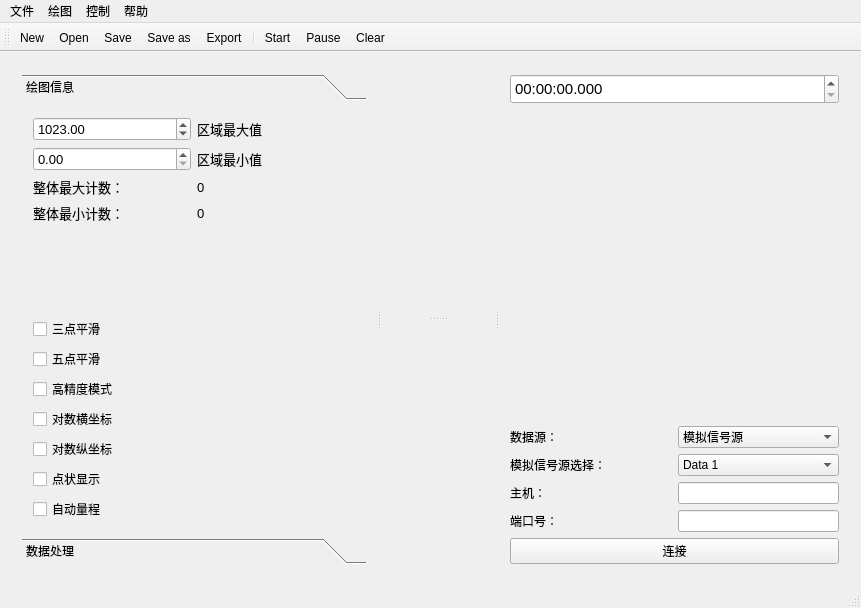
RockPie/Smally, file mainwindow.ui: the form before one commit.
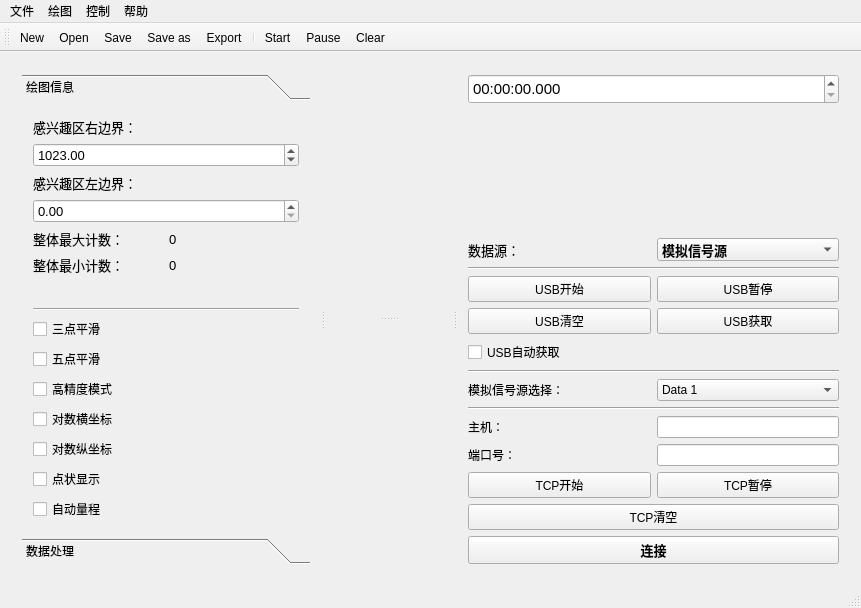
The form after the commit. Icons and pictures are not drawn.

```diff
--- a/mainwindow.ui
+++ b/mainwindow.ui
@@ -15,7 +15,7 @@
   </property>
   <widget class="QWidget" name="centralWidget">
    <layout class="QGridLayout" name="gridLayout">
-    <item row="0" column="0">
+    <item row="1" column="0">
      <widget class="QSplitter" name="leftSplitter">
       <property name="orientation">
        <enum>Qt::Horizontal</enum>
@@ -35,8 +35,8 @@
             <rect>
              <x>0</x>
              <y>0</y>
-             <width>211</width>
-             <height>410</height>
+             <width>391</width>
+             <height>431</height>
             </rect>
            </property>
            <property name="toolTip">
@@ -47,7 +47,19 @@
            </attribute>
            <layout class="QVBoxLayout" name="verticalLayout">
             <item>
-             <layout class="QHBoxLayout" name="horizontalLayout">
+             <layout class="QVBoxLayout" name="verticalLayout_5">
+              <item>
+               <widget class="QLabel" name="label_2">
+                <property name="font">
+                 <font>
+                  <pointsize>10</pointsize>
+                 </font>
+                </property>
+                <property name="text">
+                 <string>感兴趣区右边界：</string>
+                </property>
+               </widget>
+              </item>
               <item>
                <widget class="QDoubleSpinBox" name="XmaxSpinBox">
                 <property name="font">
@@ -63,34 +75,10 @@
                 </property>
                </widget>
               </item>
-              <item>
-               <widget class="QLabel" name="label_2">
-                <property name="font">
-                 <font>
-                  <pointsize>10</pointsize>
-                 </font>
-                </property>
-                <property name="text">
-                 <string>区域最大值</string>
-                </property>
-               </widget>
-              </item>
              </layout>
             </item>
             <item>
-             <layout class="QHBoxLayout" name="horizontalLayout_4">
-              <item>
-               <widget class="QDoubleSpinBox" name="XminSpinBox">
-                <property name="font">
-                 <font>
-                  <pointsize>10</pointsize>
-                 </font>
-                </property>
-                <property name="maximum">
-                 <double>10000.000000000000000</double>
-                </property>
-               </widget>
-              </item>
+             <layout class="QVBoxLayout" name="verticalLayout_4">
               <item>
                <widget class="QLabel" name="label_3">
                 <property name="font">
@@ -99,7 +87,19 @@
                  </font>
                 </property>
                 <property name="text">
-                 <string>区域最小值</string>
+                 <string>感兴趣区左边界：</string>
+                </property>
+               </widget>
+              </item>
+              <item>
+               <widget class="QDoubleSpinBox" name="XminSpinBox">
+                <property name="font">
+                 <font>
+                  <pointsize>10</pointsize>
+                 </font>
+                </property>
+                <property name="maximum">
+                 <double>10000.000000000000000</double>
                 </property>
                </widget>
               </item>
@@ -174,6 +174,13 @@
               </property>
              </spacer>
             </item>
+            <item>
+             <widget class="Line" name="line_2">
+              <property name="orientation">
+               <enum>Qt::Horizontal</enum>
+              </property>
+             </widget>
+            </item>
             <item>
              <layout class="QHBoxLayout" name="horizontalLayout_6">
               <item>
@@ -351,7 +358,7 @@
         </widget>
        </widget>
        <widget class="QWidget" name="verticalLayoutWidget">
-        <layout class="QVBoxLayout" name="RightLay" stretch="0,0,0,0,0,0,0">
+        <layout class="QVBoxLayout" name="RightLay" stretch="0,0,0,0,0,0,0,0,0,0,0,0,0,0,0">
          <item>
           <widget class="QTimeEdit" name="MaintimeEdit">
            <property name="minimumSize">
@@ -390,6 +397,11 @@
           <layout class="QHBoxLayout" name="horizontalLayout_14">
            <item>
             <widget class="QLabel" name="label_7">
+             <property name="font">
+              <font>
+               <pointsize>10</pointsize>
+              </font>
+             </property>
              <property name="text">
               <string>数据源：</string>
              </property>
@@ -409,6 +421,13 @@
                <height>0</height>
               </size>
              </property>
+             <property name="font">
+              <font>
+               <pointsize>10</pointsize>
+               <weight>75</weight>
+               <bold>true</bold>
+              </font>
+             </property>
              <item>
               <property name="text">
                <string>模拟信号源</string>
@@ -423,6 +442,63 @@
            </item>
           </layout>
          </item>
+         <item>
+          <widget class="Line" name="line_3">
+           <property name="orientation">
+            <enum>Qt::Horizontal</enum>
+           </property>
+          </widget>
+         </item>
+         <item>
+          <layout class="QHBoxLayout" name="horizontalLayout_17">
+           <item>
+            <widget class="QPushButton" name="USBstartButton">
+             <property name="text">
+              <string>USB开始</string>
+             </property>
+            </widget>
+           </item>
+           <item>
+            <widget class="QPushButton" name="USBpauseButton">
+             <property name="text">
+              <string>USB暂停</string>
+             </property>
+            </widget>
+           </item>
+          </layout>
+         </item>
+         <item>
+          <layout class="QHBoxLayout" name="horizontalLayout_18">
+           <item>
+            <widget class="QPushButton" name="USBclearButton">
+             <property name="text">
+              <string>USB清空</string>
+             </property>
+            </widget>
+           </item>
+           <item>
+            <widget class="QPushButton" name="USBfetchButton">
+             <property name="text">
+              <string>USB获取</string>
+             </property>
+            </widget>
+           </item>
+          </layout>
+         </item>
+         <item>
+          <widget class="QCheckBox" name="USBAutoBox">
+           <property name="text">
+            <string>USB自动获取</string>
+           </property>
+          </widget>
+         </item>
+         <item>
+          <widget class="Line" name="line">
+           <property name="orientation">
+            <enum>Qt::Horizontal</enum>
+           </property>
+          </widget>
+         </item>
          <item>
           <layout class="QHBoxLayout" name="horizontalLayout_15">
            <item>
@@ -463,10 +539,22 @@
            </item>
           </layout>
          </item>
+         <item>
+          <widget class="Line" name="line_4">
+           <property name="orientation">
+            <enum>Qt::Horizontal</enum>
+           </property>
+          </widget>
+         </item>
          <item>
           <layout class="QHBoxLayout" name="horizontalLayout_12">
            <item>
             <widget class="QLabel" name="label_5">
+             <property name="font">
+              <font>
+               <pointsize>9</pointsize>
+              </font>
+             </property>
              <property name="text">
               <string>主机：</string>
              </property>
@@ -486,6 +574,11 @@
                <height>0</height>
               </size>
              </property>
+             <property name="font">
+              <font>
+               <pointsize>9</pointsize>
+              </font>
+             </property>
             </widget>
            </item>
           </layout>
@@ -517,8 +610,44 @@
            </item>
           </layout>
          </item>
+         <item>
+          <layout class="QHBoxLayout" name="horizontalLayout_19">
+           <item>
+            <widget class="QPushButton" name="TCPstartButton">
+             <property name="text">
+              <string>TCP开始</string>
+             </property>
+            </widget>
+           </item>
+           <item>
+            <widget class="QPushButton" name="TCPpauseButton">
+             <property name="text">
+              <string>TCP暂停</string>
+             </property>
+            </widget>
+           </item>
+          </layout>
+         </item>
+         <item>
+          <layout class="QHBoxLayout" name="horizontalLayout_20">
+           <item>
+            <widget class="QPushButton" name="TCPclearButton">
+             <property name="text">
+              <string>TCP清空</string>
+             </property>
+            </widget>
+           </item>
+          </layout>
+         </item>
          <item>
           <widget class="QPushButton" name="linkButton">
+           <property name="font">
+            <font>
+             <pointsize>10</pointsize>
+             <weight>75</weight>
+             <bold>true</bold>
+            </font>
+           </property>
            <property name="text">
             <string>连接</string>
            </property>
```
Left out of the diff: 9 changed lines with no effect on the pictures.
